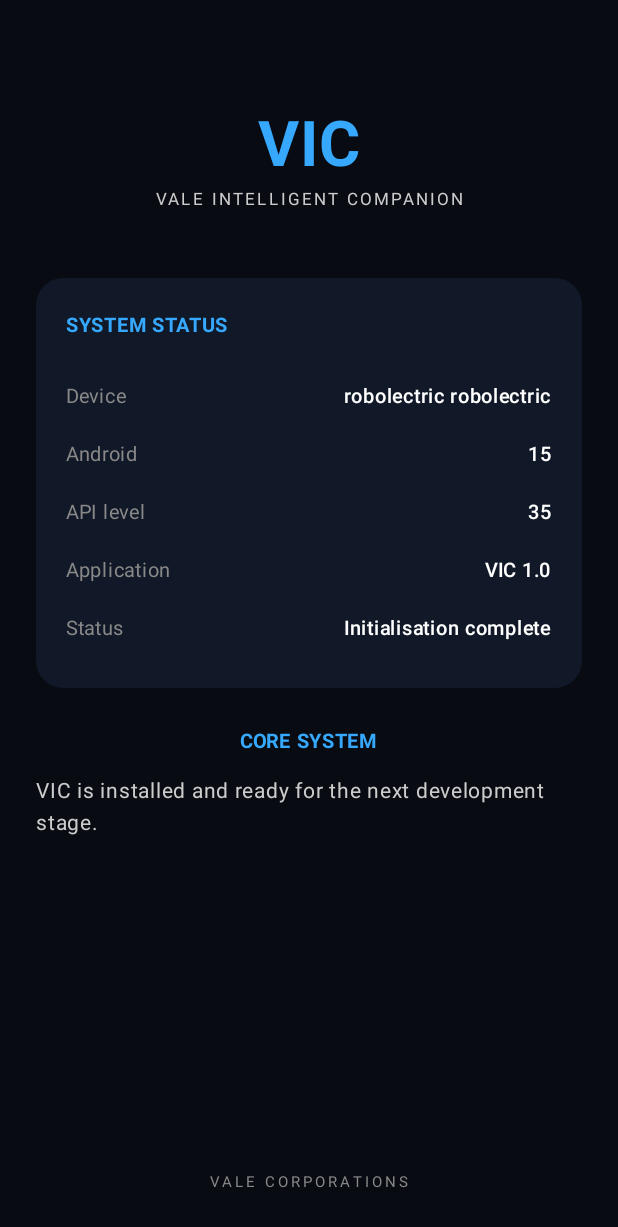
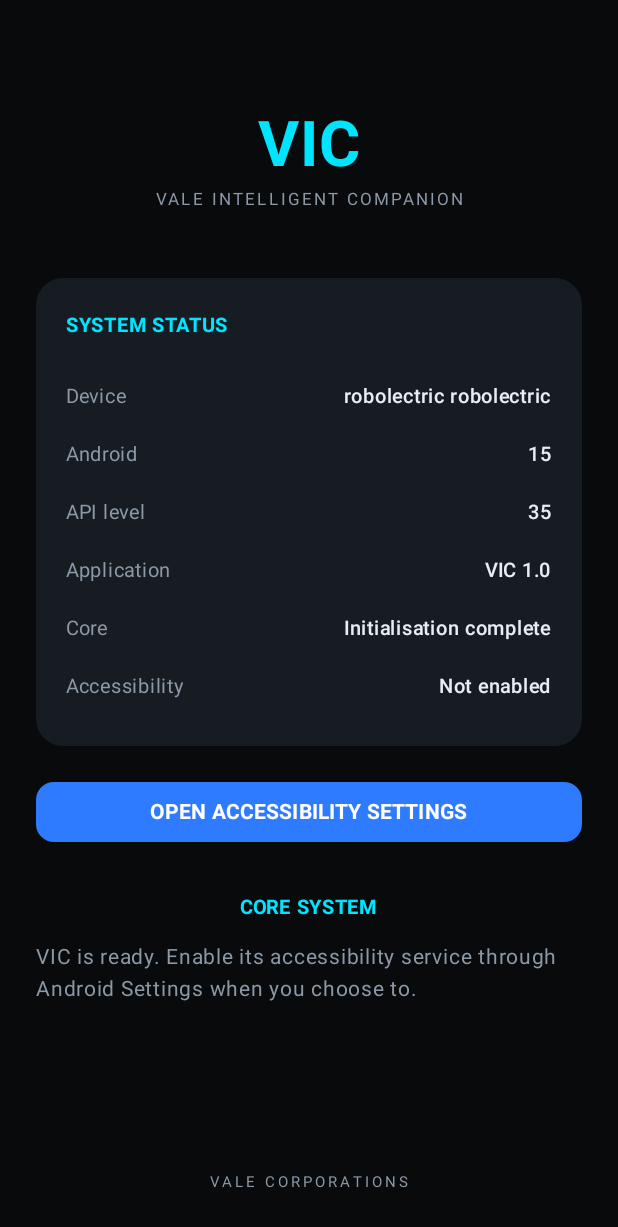
Before and after one commit to esbenvale/vic, an Android app built with Jetpack Compose: the screen it shows after launch (MainActivity), on a phone screen of 412 x 824 dp. Shown: the top 1227 px of the screen. Run offline under Robolectric (Android 15) with nearby library versions, the phone set to English and light mode, and no system bars.

Commit message:
Update MainActivity.kt

```diff
--- a/app/src/main/java/com/vale/vic/MainActivity.kt
+++ b/app/src/main/java/com/vale/vic/MainActivity.kt
@@ -1,3 +1,4 @@
+
 package com.vale.vic
 
 import android.os.Bundle
@@ -9,36 +10,56 @@ import androidx.compose.foundation.layout.*
 import androidx.compose.foundation.shape.RoundedCornerShape
 import androidx.compose.material3.*
 import androidx.compose.runtime.Composable
+import androidx.compose.runtime.mutableStateOf
 import androidx.compose.ui.Alignment
 import androidx.compose.ui.Modifier
 import androidx.compose.ui.graphics.Color
 import androidx.compose.ui.text.font.FontWeight
 import androidx.compose.ui.unit.dp
 import androidx.compose.ui.unit.sp
+import com.vale.vic.permissions.PermissionRegistry
+import com.vale.vic.ui.theme.VicColors
 import com.vale.vic.ui.theme.VicTheme
 
 class MainActivity : ComponentActivity() {
 
+    private val accessibilityEnabled = mutableStateOf(false)
+
     override fun onCreate(savedInstanceState: Bundle?) {
         super.onCreate(savedInstanceState)
 
+        accessibilityEnabled.value =
+            PermissionRegistry.isAccessibilityEnabled(this)
+
         setContent {
             VicTheme {
-                VicHome()
+                VicHome(
+                    accessibilityEnabled = accessibilityEnabled.value,
+                    onOpenAccessibilitySettings = {
+                        PermissionRegistry.openAccessibilitySettings(this)
+                    }
+                )
             }
         }
+    }
+
+    override fun onResume() {
+        super.onResume()
+
+        accessibilityEnabled.value =
+            PermissionRegistry.isAccessibilityEnabled(this)
     }
 }
 
 @Composable
-fun VicHome() {
-    val background = Color(0xFF080B12)
-    val blue = Color(0xFF36A9FF)
-
+fun VicHome(
+    accessibilityEnabled: Boolean,
+    onOpenAccessibilitySettings: () -> Unit
+) {
     Column(
         modifier = Modifier
             .fillMaxSize()
-            .background(background)
+            .background(VicColors.Black)
             .padding(24.dp),
         horizontalAlignment = Alignment.CenterHorizontally
     ) {
@@ -46,14 +67,14 @@ fun VicHome() {
 
         Text(
             text = "VIC",
-            color = blue,
+            color = VicColors.Cyan,
             fontSize = 42.sp,
             fontWeight = FontWeight.Bold
         )
 
         Text(
             text = "VALE INTELLIGENT COMPANION",
-            color = Color.LightGray,
+            color = VicColors.TextMuted,
             fontSize = 11.sp,
             letterSpacing = 2.sp
         )
@@ -64,32 +85,57 @@ fun VicHome() {
             modifier = Modifier.fillMaxWidth(),
             shape = RoundedCornerShape(18.dp),
             colors = CardDefaults.cardColors(
-                containerColor = Color(0xFF111827)
+                containerColor = VicColors.Panel
             )
         ) {
             Column(modifier = Modifier.padding(20.dp)) {
                 Text(
                     text = "SYSTEM STATUS",
-                    color = blue,
+                    color = VicColors.Cyan,
                     fontWeight = FontWeight.Bold,
                     fontSize = 13.sp
                 )
 
                 Spacer(modifier = Modifier.height(16.dp))
 
-                SystemInfo("Device", "${Build.MANUFACTURER} ${Build.MODEL}")
+                SystemInfo(
+                    "Device",
+                    "${Build.MANUFACTURER} ${Build.MODEL}"
+                )
                 SystemInfo("Android", Build.VERSION.RELEASE)
                 SystemInfo("API level", Build.VERSION.SDK_INT.toString())
                 SystemInfo("Application", "VIC 1.0")
-                SystemInfo("Status", "Initialisation complete")
+                SystemInfo("Core", "Initialisation complete")
+
+                SystemInfo(
+                    "Accessibility",
+                    if (accessibilityEnabled) "Enabled" else "Not enabled"
+                )
             }
         }
 
-        Spacer(modifier = Modifier.height(24.dp))
+        Spacer(modifier = Modifier.height(20.dp))
+
+        Button(
+            onClick = onOpenAccessibilitySettings,
+            modifier = Modifier.fillMaxWidth(),
+            colors = ButtonDefaults.buttonColors(
+                containerColor = VicColors.Blue
+            ),
+            shape = RoundedCornerShape(12.dp)
+        ) {
+            Text(
+                text = "OPEN ACCESSIBILITY SETTINGS",
+                color = Color.White,
+                fontWeight = FontWeight.Bold
+            )
+        }
+
+        Spacer(modifier = Modifier.height(28.dp))
 
         Text(
             text = "CORE SYSTEM",
-            color = blue,
+            color = VicColors.Cyan,
             fontWeight = FontWeight.Bold,
             fontSize = 13.sp
         )
@@ -97,8 +143,12 @@ fun VicHome() {
         Spacer(modifier = Modifier.height(10.dp))
 
         Text(
-            text = "VIC is installed and ready for the next development stage.",
-            color = Color.LightGray,
+            text = if (accessibilityEnabled) {
+                "VIC accessibility service is connected."
+            } else {
+                "VIC is ready. Enable its accessibility service through Android Settings when you choose to."
+            },
+            color = VicColors.TextMuted,
             fontSize = 14.sp,
             lineHeight = 21.sp
         )
@@ -107,7 +157,7 @@ fun VicHome() {
 
         Text(
             text = "VALE CORPORATIONS",
-            color = Color.Gray,
+            color = VicColors.TextMuted,
             fontSize = 10.sp,
             letterSpacing = 2.sp
         )
@@ -124,13 +174,13 @@ fun SystemInfo(label: String, value: String) {
     ) {
         Text(
             text = label,
-            color = Color.Gray,
+            color = VicColors.TextMuted,
             fontSize = 13.sp
         )
 
         Text(
             text = value,
-            color = Color.White,
+            color = VicColors.TextPrimary,
             fontSize = 13.sp,
             fontWeight = FontWeight.Medium
         )
```
